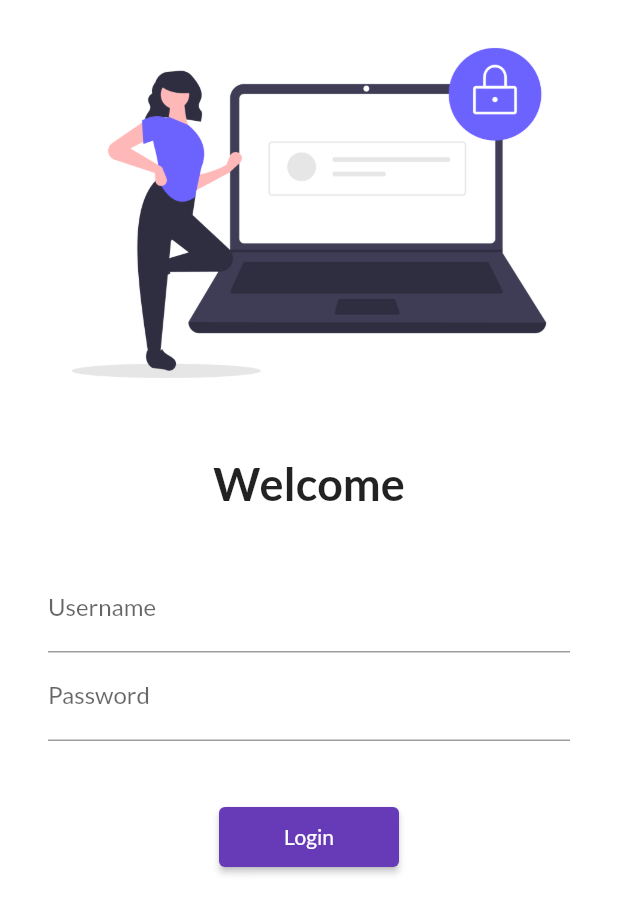
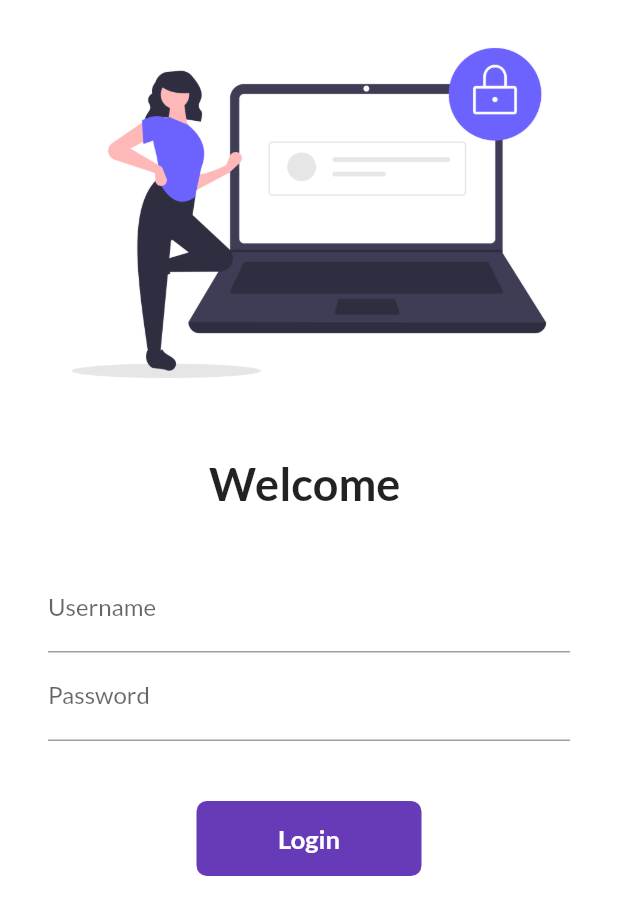
Before and after one commit to DibyoD/FLUTTERAPP1, a Flutter app: the screen it shows after launch, on a phone screen of 412 x 824 dp. Shown: the top 915 px of the screen. Run offline on Flutter 3.47's test engine with Material 2 defaults, Android fonts, the phone set to English and light mode, and no system bars; our stand-ins replace google_fonts.

Commit message:
day 6 completed

```diff
--- a/lib/pages/login_page.dart
+++ b/lib/pages/login_page.dart
@@ -1,9 +1,16 @@
 import 'package:flutter/material.dart';
 import 'package:flutter_app1/utils/routes.dart';
 
-class LoginPage extends StatelessWidget {
+class LoginPage extends StatefulWidget {
   const LoginPage({Key? key}) : super(key: key);
 
+  @override
+  State<LoginPage> createState() => _LoginPageState();
+}
+
+class _LoginPageState extends State<LoginPage> {
+  String name = "";
+  bool change = false;
   @override
   Widget build(BuildContext context) {
     return Material(
@@ -16,9 +23,10 @@ class LoginPage extends StatelessWidget {
                 fit: BoxFit.cover,
               ),
               const SizedBox(height: 20),
-              const Text(
-                "Welcome",
-                style: TextStyle(fontSize: 30, fontWeight: FontWeight.bold),
+              Text(
+                "Welcome $name",
+                style:
+                    const TextStyle(fontSize: 30, fontWeight: FontWeight.bold),
               ),
               const SizedBox(height: 20),
               Padding(
@@ -29,6 +37,10 @@ class LoginPage extends StatelessWidget {
                     TextFormField(
                       decoration: const InputDecoration(
                           hintText: "Enter Username", labelText: "Username"),
+                      onChanged: (value) {
+                        name = value;
+                        setState(() {});
+                      },
                     ),
                     TextFormField(
                       obscureText: true,
@@ -39,14 +51,47 @@ class LoginPage extends StatelessWidget {
                     const SizedBox(
                       height: 40,
                     ),
-                    ElevatedButton(
+                    InkWell(
+                      onTap: () async {
+                        setState(() {
+                          change = true;
+                        });
+                        await Future.delayed(const Duration(seconds: 1));
+                        Navigator.pushNamed(context, MyRoutes.homeRoute);
+                      },
+                      child: AnimatedContainer(
+                        duration: const Duration(seconds: 1),
+                        width: change ? 50 : 150,
+                        height: 50,
+                        alignment: Alignment.center,
+                        child: change
+                            ? const Icon(
+                                Icons.done,
+                                color: Colors.white,
+                              )
+                            : const Text(
+                                "Login",
+                                style: TextStyle(
+                                    color: Colors.white,
+                                    fontSize: 17,
+                                    fontWeight: FontWeight.bold),
+                              ),
+                        decoration: BoxDecoration(
+                            color: Colors.deepPurple,
+                            //shape: change ? BoxShape.circle : BoxShape.rectangle
+                            borderRadius:
+                                BorderRadius.circular(change ? 50 : 7)),
+                      ),
+                    )
+
+                    /*ElevatedButton(
                       onPressed: () {
-                        Navigator.pushNamed(context, "/home");
+
                       },
                       child: const Text("Login"),
                       style: TextButton.styleFrom(
                           minimumSize: const Size(120, 40)),
-                    )
+                    )*/
                   ],
                 ),
               )
```
